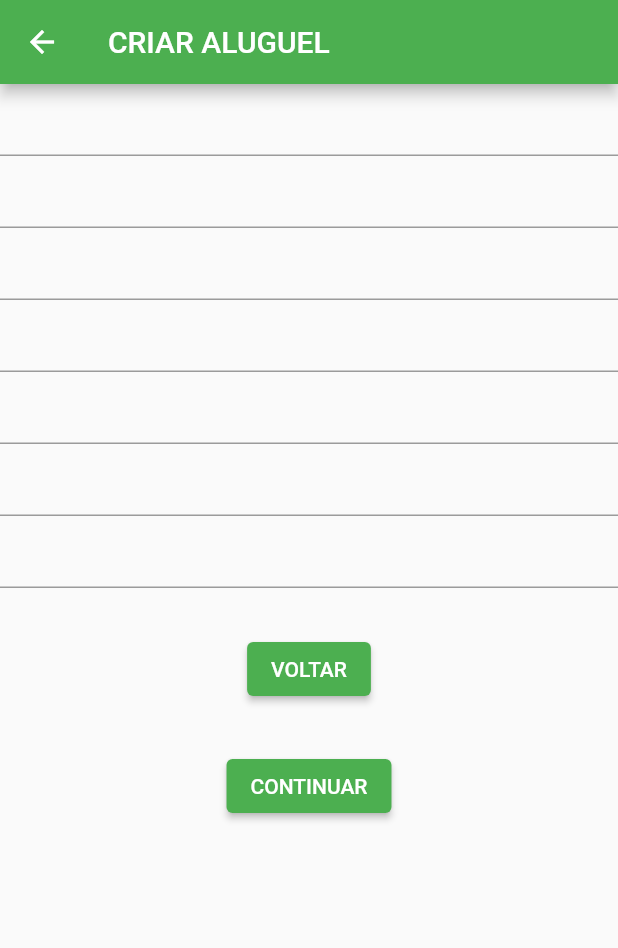
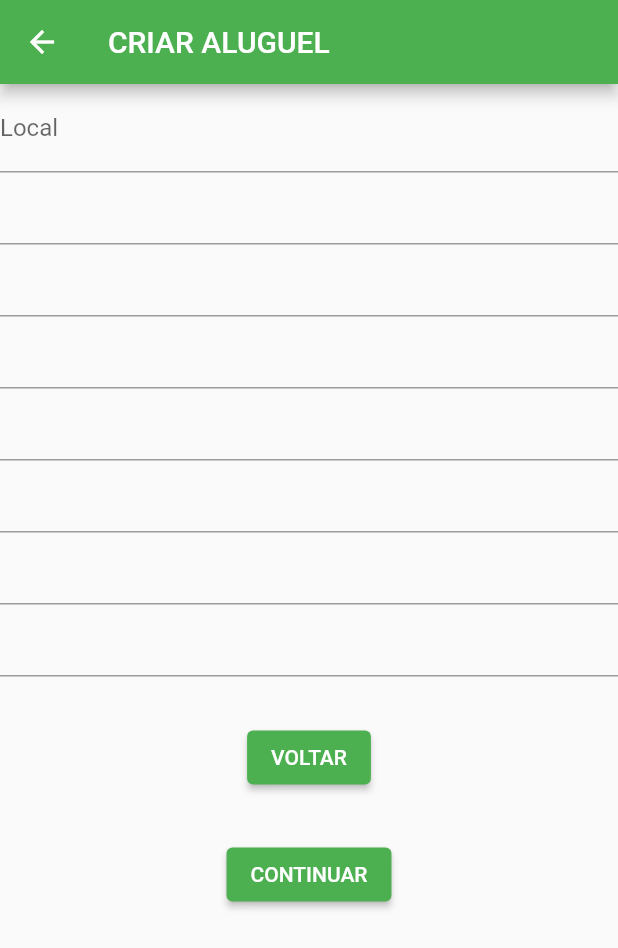
Before and after one commit to FelipeDourado0/Aluga, a Flutter app: the Pag2 screen opened directly, on a phone screen of 412 x 824 dp. Shown: the top 948 px of the screen. Run offline on Flutter 3.47's test engine with Material 2 defaults, Android fonts, the light colour scheme and no system bars.

Commit message:
Mudança input

```diff
--- a/lib/pages/adicionar_aluguel.dart
+++ b/lib/pages/adicionar_aluguel.dart
@@ -26,8 +26,24 @@ class Pag2 extends StatelessWidget {
       body: Center(
         child: Column(
           children: <Widget>[
+            TextFormField(
+            decoration: const InputDecoration(
+              hintText: 'Novo',
+              labelText: 'Local',
+            ),
+            style: TextStyle(
+              color: Colors.greenAccent[600],
+            ),
+            validator: (String? value) {
+              if (value == null || value.isEmpty) {
+                return 'Please enter some text';
+              }
+              return null;
+            },
+          ),
             TextField(
               controller: _controladorLocal,
+
             ), //Local
             TextField(
               controller: _controladorCep,
```
Also changed, not shown: 2 other files.
